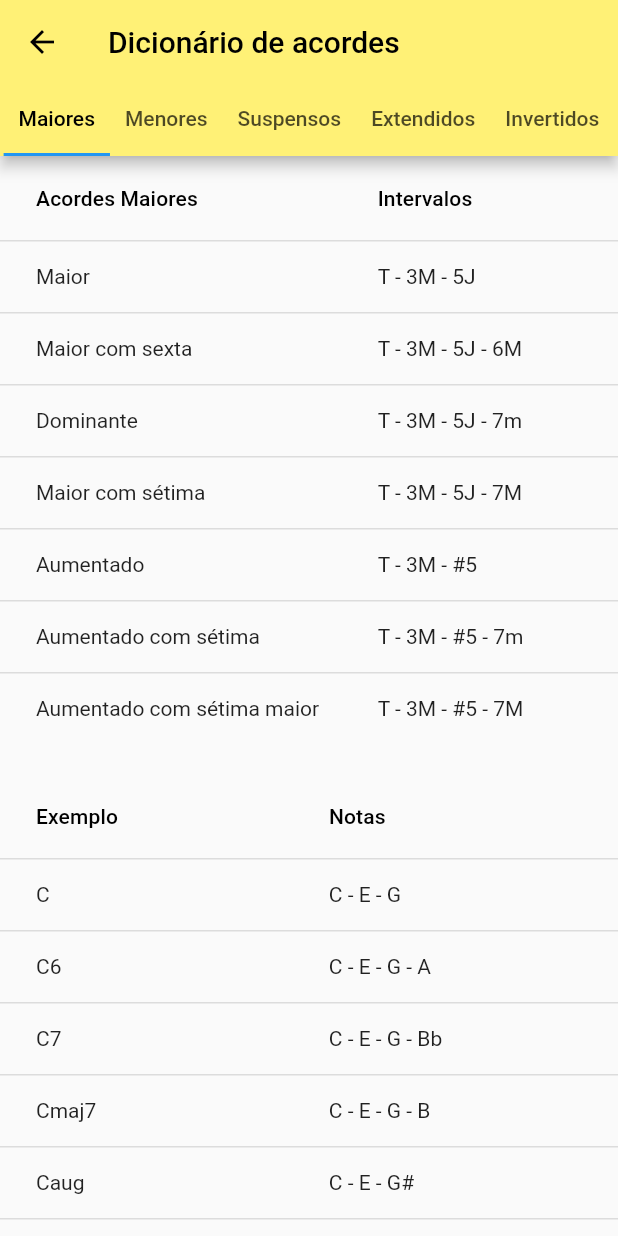
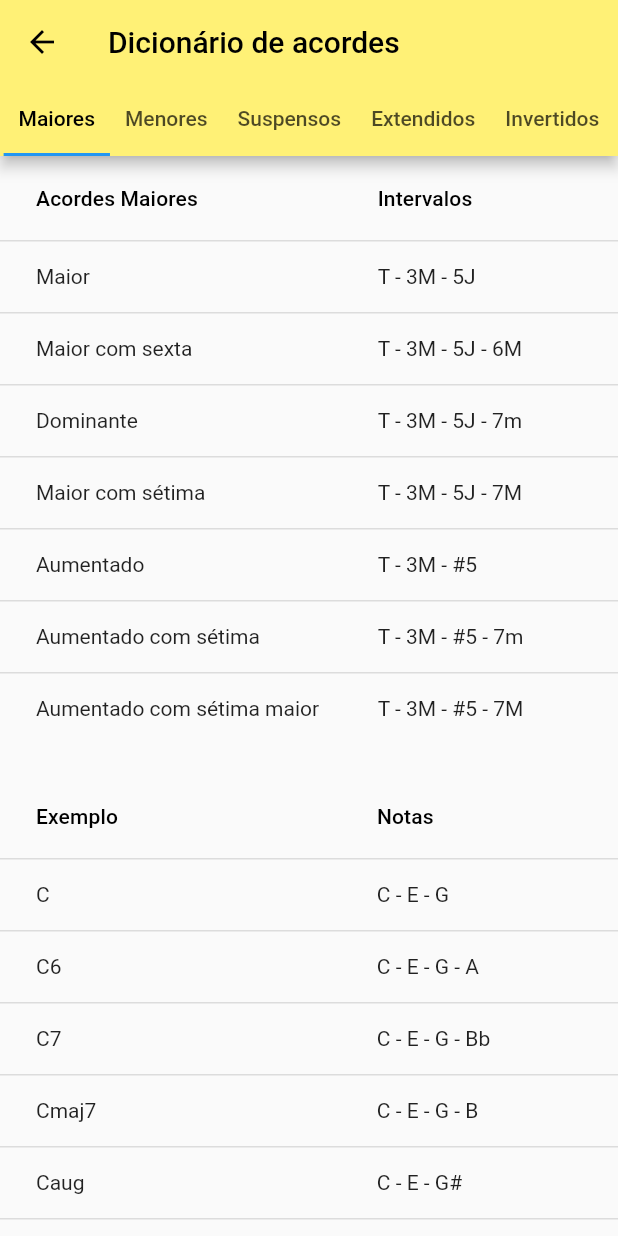
Before and after one commit to crispim1411/get_the_chord_app, a Flutter app: the DictChordPage screen opened directly, on a phone screen of 412 x 824 dp. Run offline on Flutter 3.47's test engine with Material 2 defaults, Android fonts, the phone set to English and light mode, and no system bars; our stand-ins replace auto_size_text.

```diff
--- a/lib/chord_dictionary.dart
+++ b/lib/chord_dictionary.dart
@@ -98,6 +98,7 @@ class DictChordPage extends StatelessWidget {
             ),
             const Padding(padding: EdgeInsets.all(10)),
             DataTable(
+              columnSpacing: 120,
               columns: const <DataColumn>[
                 DataColumn(
                   label: Text('Exemplo'),
@@ -221,6 +222,7 @@ class DictChordPage extends StatelessWidget {
             ),
             const Padding(padding: EdgeInsets.all(10)),
             DataTable(
+              columnSpacing: 120,
               columns: const <DataColumn>[
                 DataColumn(
                   label: Text('Exemplo'),
@@ -330,7 +332,7 @@ class DictChordPage extends StatelessWidget {
                 ),
                 DataRow(
                   cells: <DataCell>[
-                    DataCell(Text('Quarta suspensa com nona')),
+                    DataCell(Text('Quarta suspensa c/ nona')),
                     DataCell(Text('T - 4J - 5J - 7m - 9')),
                   ],
                 ),
@@ -338,6 +340,7 @@ class DictChordPage extends StatelessWidget {
             ),
             const Padding(padding: EdgeInsets.all(10)),
             DataTable(
+              columnSpacing: 110,
               columns: const <DataColumn>[
                 DataColumn(
                   label: Text('Exemplo'),
```
